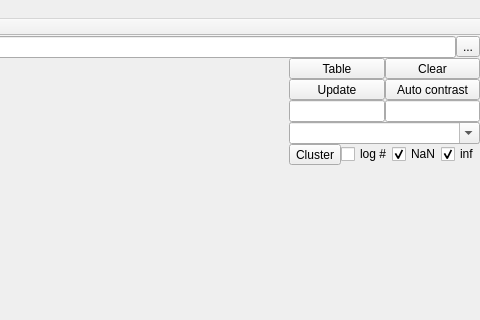
Above: ndxplorer/plot_main.ui from Fluorescence-Tools/ndxplorer before the change; both pictures show x 442 to 922 and y 0 to 320 of the 922 by 620 pixel window. Below: the same form after it.
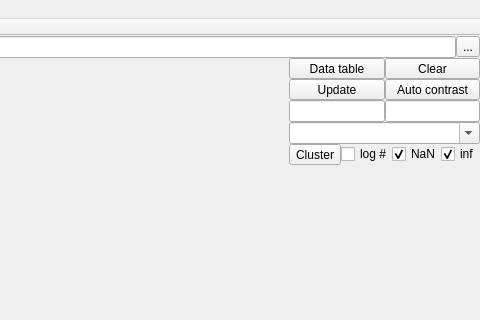
That is the form after the change. Icons and pictures are not drawn.

Commit message:
Add local window size control for Gaussian fit covariance estimation
- Update `plot_main.ui` to rename "Table" to "Data table" for clarity.
- Add a spin box in the UI for configurable local window size during interactive Gaussian covariance estimation.
- Modify `gaussian_fit.py` to utilize user-defined local window size with appropriate fallback and validation.

The edit to the form file:
```diff
--- a/ndxplorer/plot_main.ui
+++ b/ndxplorer/plot_main.ui
@@ -204,7 +204,7 @@
                  </sizepolicy>
                 </property>
                 <property name="text">
-                 <string>Table</string>
+                 <string>Data table</string>
                 </property>
                </widget>
               </item>
```
The commit also changes 1 other file.
